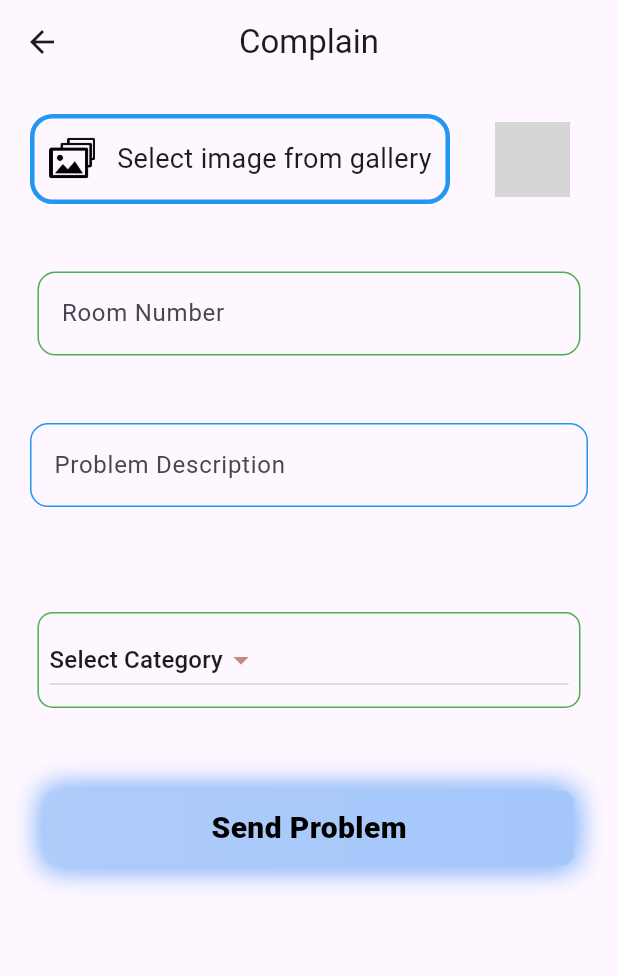
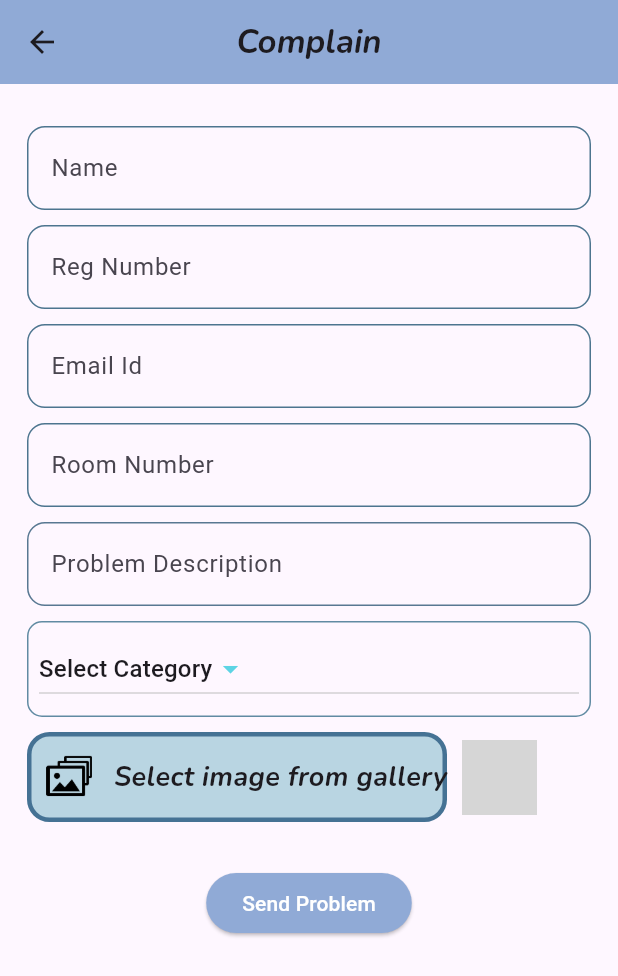
Before and after one commit to rishabhsingh9861/hostelappstudent, a Flutter app: the screen it shows once a user with an empty profile is signed in, in the side drawer, after a tap on "Complaints", on a phone screen of 412 x 824 dp. Shown: the top 976 px of the screen. Run offline on Flutter 3.47's test engine with Material 3 defaults, Android fonts, the phone set to English and light mode, and no system bars; our stand-ins replace cloud_firestore, firebase_auth, firebase_core, firebase_storage, google_sign_in, image_picker; accounts and stored records are empty; network calls fail; grey boxes are pictures that could not be loaded.

Commit message:
Complaints and rectors ui changed

```diff
--- a/lib/student/complaints.dart
+++ b/lib/student/complaints.dart
@@ -73,7 +73,6 @@ class _ComplaintsState extends State<Complaints> {
       'Room Number': roomNo,
       'Contact Number': contactNumber,
       'Time': time,
-
     });
   }
 
@@ -99,21 +98,79 @@ class _ComplaintsState extends State<Complaints> {
     super.initState();
   }
 
-
-
   @override
   Widget build(BuildContext context) {
     return Scaffold(
-      appBar: appbars('Complain'),
+      appBar: appbars(
+        'Complain',
+      ),
       body: SingleChildScrollView(
         reverse: true,
+        child: Padding(
+          padding: const EdgeInsets.all(18.0),
           child: Column(
             children: [
+              const SizedBox(
+                height: 10,
+              ),
+              writedata('Name', TextInputType.name, _roomController), // new
+              const SizedBox(
+                height: 10,
+              ),
+              writedata(
+                  'Reg Number', TextInputType.name, _roomController), // new
+              const SizedBox(
+                height: 10,
+              ),
+              writedata('Email Id', TextInputType.name, _roomController),
+              const SizedBox(
+                height: 10,
+              ),
+
+              writedata('Room Number', TextInputType.name, _roomController),
+              const SizedBox(
+                height: 10,
+              ),
+              Form(
+                key: _formKey,
+                child: Column(
+                  children: [
+                    TextFormField(
+                      decoration: InputDecoration(
+                          label: const Text('Problem Description'),
+                          enabledBorder: OutlineInputBorder(
+                              borderRadius: BorderRadius.circular(12),
+                              borderSide: const BorderSide(
+                                  color: Color.fromARGB(255, 88, 120, 146))),
+                          focusedBorder: OutlineInputBorder(
+                              borderSide:
+                                  const BorderSide(color: Colors.greenAccent),
+                              borderRadius: BorderRadius.circular(12))),
+                      keyboardType: TextInputType.multiline,
+                      maxLines: null,
+                      minLines: 1,
+                      controller: _problemController,
+                    ),
+                  ],
+                ),
+              ),
+              const SizedBox(
+                height: 10,
+              ),
+              dropdownMenu(listproblemcategory, dropdownValueProblem, (value) {
+                setState(() {
+                  dropdownValueProblem = value!;
+                  setproblem = dropdownValueProblem;
+                });
+              }),
+
+              const SizedBox(
+                height: 10,
+              ),
+
               Row(
                 children: [
-                Padding(
-                  padding: const EdgeInsets.all(20.0),
-                  child: InkWell(
+                  InkWell(
                     onTap: () async {
                       ImagePicker imagePicker = ImagePicker();
                       XFile? file = await imagePicker.pickImage(
@@ -201,7 +258,10 @@ class _ComplaintsState extends State<Complaints> {
                       height: 60,
                       width: 280,
                       decoration: BoxDecoration(
-                        border: Border.all(width: 3, color: Colors.blue),
+                        color: const Color.fromARGB(255, 185, 213, 226),
+                        border: Border.all(
+                            width: 3,
+                            color: const Color.fromARGB(255, 69, 114, 148)),
                         borderRadius: BorderRadius.circular(15),
                       ),
                       child: Row(
@@ -217,10 +277,12 @@ class _ComplaintsState extends State<Complaints> {
                           const SizedBox(width: 5),
                           const Text(
                             'Select image from gallery',
-                            style: TextStyle(fontSize: 18),
+                            style: TextStyle(
+                                fontSize: 18,
+                                fontFamily: "Nunito",
+                                fontWeight: FontWeight.w700),
                           ),
                         ],
-                      ),
                       ),
                     ),
                   ),
@@ -234,53 +296,16 @@ class _ComplaintsState extends State<Complaints> {
                   )
                 ],
               ),
-            const SizedBox(
-              height: 25,
-            ),
-            writedata('Room Number', TextInputType.name, _roomController),
-            const SizedBox(
-              height: 25,
-            ),
-            Padding(
-              padding: const EdgeInsets.all(20.0),
-              child: Form(
-                key: _formKey,
-                child: Column(
-                  children: [
-                    TextFormField(
-                      decoration: InputDecoration(
-                          label: const Text('Problem Description'),
-                          enabledBorder: OutlineInputBorder(
-                              borderRadius: BorderRadius.circular(12),
-                              borderSide: const BorderSide(color: Colors.blue)),
-                          focusedBorder: OutlineInputBorder(
-                              borderSide:
-                                  const BorderSide(color: Colors.greenAccent),
-                              borderRadius: BorderRadius.circular(12))),
-                      keyboardType: TextInputType.multiline,
-                      maxLines: null,
-                      minLines: 1,
-                      controller: _problemController,
-                    ),
-                  ],
-                ),
-              ),
-            ),
-            const SizedBox(
-              height: 25,
-            ),
-            dropdownMenu(listproblemcategory, dropdownValueProblem, (value) {
-              setState(() {
-                dropdownValueProblem = value!;
-                setproblem = dropdownValueProblem;
-              });
-            }),
+
               const SizedBox(
                 height: 30,
               ),
-            InkWell(
-              onTap: () {
 
+              ElevatedButton(
+                style: ButtonStyle(
+                    backgroundColor: MaterialStateColor.resolveWith(
+                        (states) => const Color(0xff90AAD6))),
+                onPressed: () {
                   sendProblemdata(
                           imageUrl.toString(),
                           _problemController.text.trim(),
@@ -289,7 +314,8 @@ class _ComplaintsState extends State<Complaints> {
                           name.toString(),
                           _roomController.text.trim(),
                           int.parse(contactNo.toString()),
-                    timestamp).then((value) => showDialog(
+                          timestamp)
+                      .then((value) => showDialog(
                               context: context,
                               builder: (context) {
                                 return const AlertDialog(
@@ -299,16 +325,11 @@ class _ComplaintsState extends State<Complaints> {
                             int count = 1;
                             Navigator.of(context).popUntil((_) => count-- < 0);
                           }));
-
-
                 },
-              child: const Button(
-                  txt: 'Send Problem',
-                  textcolor: Colors.black,
-                  leftcolor: Color(0xFFafcdfb),
-                  rightcolor: Color(0xFFa4c6fb),
-                  highlighcolor: Color(0xFF91bafb),
-                  fontsize: 20.0),
+                child: const Text(
+                  "Send Problem",
+                  style: TextStyle(color: Colors.white),
+                ),
               ),
               const SizedBox(
                 height: 30,
@@ -316,6 +337,56 @@ class _ComplaintsState extends State<Complaints> {
             ],
           ),
         ),
+      ),
     );
   }
 }
+
+
+//  onTap: () {
+//                   sendProblemdata(
+//                           imageUrl.toString(),
+//                           _problemController.text.trim(),
+//                           setproblem.toString(),
+//                           widget.email.toString(),
+//                           name.toString(),
+//                           _roomController.text.trim(),
+//                           int.parse(contactNo.toString()),
+//                           timestamp)
+//                       .then((value) => showDialog(
+//                               context: context,
+//                               builder: (context) {
+//                                 return const AlertDialog(
+//                                   content: Text('Problem Sent Sucessfully'),
+//                                 );
+//                               }).then((value) {
+//                             int count = 1;
+//                             Navigator.of(context).popUntil((_) => count-- < 0);
+//                           }));
+//                 },
+
+
+// ElevatedButton(
+//                 onPressed: () {
+//                   sendProblemdata(
+//                           imageUrl.toString(),
+//                           _problemController.text.trim(),
+//                           setproblem.toString(),
+//                           widget.email.toString(),
+//                           name.toString(),
+//                           _roomController.text.trim(),
+//                           int.parse(contactNo.toString()),
+//                           timestamp)
+//                       .then((value) => showDialog(
+//                               context: context,
+//                               builder: (context) {
+//                                 return const AlertDialog(
+//                                   content: Text('Problem Sent Sucessfully'),
+//                                 );
+//                               }).then((value) {
+//                             int count = 1;
+//                             Navigator.of(context).popUntil((_) => count-- < 0);
+//                           }));
+//                 },
+//                 child: Text("Send Problem"),
+//               ),
--- a/lib/student/constant/const.dart
+++ b/lib/student/constant/const.dart
@@ -2,25 +2,25 @@ import 'package:flutter/material.dart';
 
 PreferredSizeWidget appbars(String text) {
   return AppBar(
-    shape: const RoundedRectangleBorder(
-        borderRadius: BorderRadius.vertical(bottom: Radius.circular(50))),
+    backgroundColor: const Color(0xff90AAD6),
+    // shape: const RoundedRectangleBorder(
+    //     borderRadius: BorderRadius.vertical(bottom: Radius.circular(50))),
     centerTitle: true,
-    title:  Text(
+    title: Text(
       text,
+      style: const TextStyle(fontFamily: "Nunito", fontWeight: FontWeight.bold),
     ),
   );
 }
 
-
 Widget dropdownMenu<T>(
     List<T> list, T? dropdownValue, ValueChanged<T?> onChanged) {
-    return Padding(
-      padding: const EdgeInsets.all(25.0),
-      child: Container(
+  return Container(
       width: double.infinity,
       decoration: BoxDecoration(
         border: Border.all(
-              color: Colors.green, // Set the color of the border
+          color: const Color.fromARGB(
+              255, 97, 139, 163), // Set the color of the border
           width: 1.0, // Set the width of the border
         ),
         borderRadius: const BorderRadius.all(Radius.circular(10)),
@@ -28,10 +28,11 @@ Widget dropdownMenu<T>(
       child: Padding(
         padding: const EdgeInsets.all(7.0),
         child: DropdownButton<T>(
-              iconEnabledColor: const Color.fromARGB(255, 194, 136, 136),
-              dropdownColor: const Color.fromARGB(255, 237, 233, 233),
+          iconEnabledColor: const Color.fromARGB(255, 93, 212, 228),
+          dropdownColor: Color(0xff90AAD6),
           value: dropdownValue,
           onChanged: onChanged,
+          borderRadius: BorderRadius.circular(25),
           items: list.map<DropdownMenuItem<T>>((T value) {
             return DropdownMenuItem<T>(
               value: value,
@@ -39,10 +40,8 @@ Widget dropdownMenu<T>(
             );
           }).toList(),
         ),
-          )),
-    );
+      ));
 }
-
 
 class HomeContainer extends StatelessWidget {
   const HomeContainer({
@@ -69,7 +68,6 @@ Widget dropdownMenu<T>(
   }
 }
 
-
 const textsty = TextStyle(
   fontSize: 25,
   color: Colors.black,
--- a/lib/student/constant/data.dart
+++ b/lib/student/constant/data.dart
@@ -1,18 +1,18 @@
 import 'package:flutter/material.dart';
 
-Widget writedata(String text , TextInputType keyboard , TextEditingController controller ) {
-  return Padding(
-      padding: const EdgeInsets.symmetric(horizontal: 25),
-      child: TextFormField(
+Widget writedata(
+    String text, TextInputType keyboard, TextEditingController controller) {
+  return TextFormField(
     keyboardType: keyboard,
     decoration: InputDecoration(
         labelText: text,
-
         enabledBorder: OutlineInputBorder(
             borderRadius: BorderRadius.circular(12),
-                borderSide: const BorderSide(color: Colors.green)),
+            borderSide:
+                const BorderSide(color: Color.fromARGB(255, 77, 117, 143))),
         focusedBorder: OutlineInputBorder(
-                borderSide: const BorderSide(color: Colors.greenAccent),
+            borderSide:
+                const BorderSide(color: Color.fromARGB(255, 77, 113, 143)),
             borderRadius: BorderRadius.circular(12))),
     validator: (value) {
       if (value == null || value.isEmpty) {
@@ -24,6 +24,5 @@ Widget writedata(String text , TextInputType keyboard , TextEditingController co
       return null;
     },
     controller: controller,
-      ),
   );
 }
--- a/lib/student/rectors.dart
+++ b/lib/student/rectors.dart
@@ -1,5 +1,6 @@
 import 'package:flutter/material.dart';
 import 'package:url_launcher/url_launcher_string.dart';
+import 'package:vjtihostel/student/constant/const.dart';
 
 class Rectors extends StatefulWidget {
   const Rectors({super.key});
@@ -11,7 +12,9 @@ class Rectors extends StatefulWidget {
 class _RectorsState extends State<Rectors> {
   @override
   Widget build(BuildContext context) {
-    return SingleChildScrollView(
+    return Scaffold(
+      appBar: appbars("Rectors"),
+      body: SingleChildScrollView(
         child: Column(
           children: [
             material(
@@ -34,6 +37,7 @@ class _RectorsState extends State<Rectors> {
                 'Cheif Rector Hostel'),
           ],
         ),
+      ),
     );
   }
 }
@@ -43,7 +47,7 @@ Widget material(String phoneno, String emailto, String assetimage,
   String phoneNumber = phoneno;
   String email = emailto;
   return Material(
-    color: Colors.blueGrey,
+    // color: Colors.blueGrey,
     child: SingleChildScrollView(
       child: SafeArea(
         child: Padding(
@@ -53,13 +57,13 @@ Widget material(String phoneno, String emailto, String assetimage,
             width: 350,
             decoration: BoxDecoration(
               border: Border.all(
-                  width: 3, color: const Color.fromARGB(255, 76, 158, 175)),
+                  width: 3, color: const Color.fromARGB(255, 0, 0, 0)),
               borderRadius: BorderRadius.circular(15),
             ),
             child: Column(
               children: [
                 Padding(
-                  padding: EdgeInsets.symmetric(vertical: 15),
+                  padding: const EdgeInsets.symmetric(vertical: 15),
                   child: CircleAvatar(
                     backgroundImage: AssetImage(assetimage),
                     radius: 70,
```
Also changed, not shown: pubspec.yaml (+4 -4 lines), fonts/Nunito-Italic-VariableFont_wght.ttf (added). Lines whose indentation alone changed are shown as unchanged.
